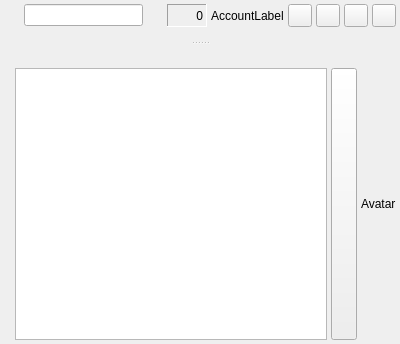
Qt form src/chatdlg.ui (psi-im/psi) before a commit.
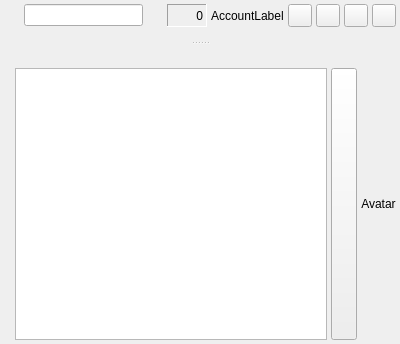
The same form after that commit. Custom widgets are drawn as their Qt base class.

Commit message: Show default avatar if user's one is unavailable (Psi+ patch 1190-psi-chat-avatar.diff)

```diff
--- a/src/chatdlg.ui
+++ b/src/chatdlg.ui
@@ -324,6 +324,9 @@
            <property name="text">
             <string>Avatar</string>
            </property>
+           <property name="alignment">
+            <set>Qt::AlignCenter</set>
+           </property>
           </widget>
          </item>
         </layout>
```
The commit also changes 1 other file.
